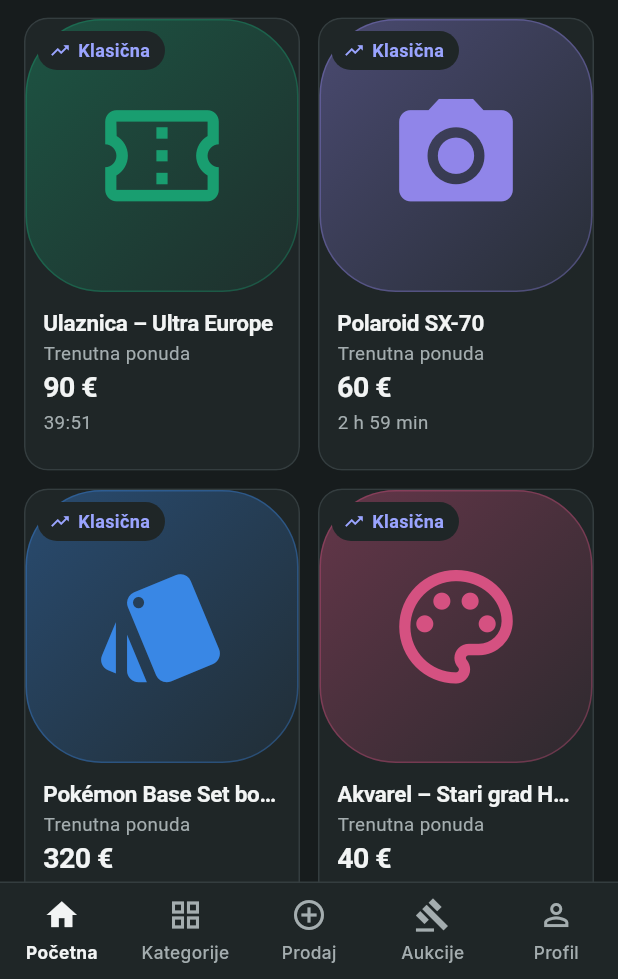
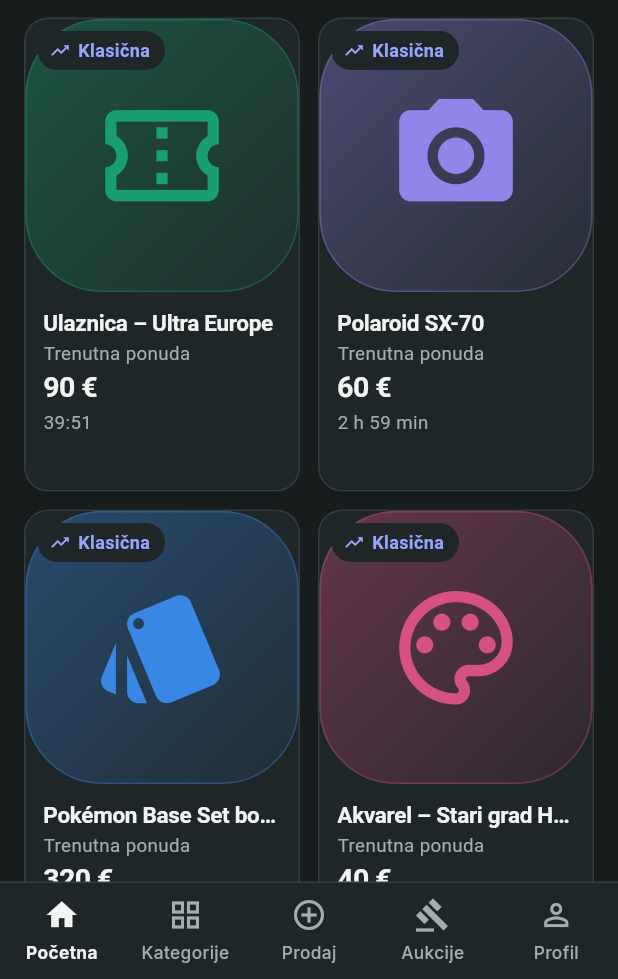
Before and after one commit to Karlo6546541/bot, a Flutter app: the screen it shows after launch, on a phone screen of 412 x 824 dp, the part 257-1236 px from its top. Run offline on Flutter 3.47's test engine with Material 3 defaults, Android fonts, the phone set to English and light mode, and no system bars; our stand-ins replace file_picker, flutter_riverpod, hive, hive_flutter, image_picker, qr_flutter and 3 more; missing offline and left inert: dart:js_interop, dart:ui_web, dart_webrtc, flutter_webrtc; accounts and stored records are empty.

Commit message:
Popravak: kartica aukcije na početnoj više ne prelijeva (viša ćelija mreže)
Co-Authored-By: Claude Sonnet 5.5 <noreply@anthropic.com>
Claude-Session: https://claude.ai/code/session_01PBov6w7Hus1Rp49XeCqhPo

```diff
--- a/loop_app/lib/screens/auctions_home_screen.dart
+++ b/loop_app/lib/screens/auctions_home_screen.dart
@@ -196,7 +196,7 @@ class _AuctionsHomeScreenState extends ConsumerState<AuctionsHomeScreen> {
                   // Slika (kvadrat) + natpisi; viša kartica pri većem tekstu.
                   mainAxisExtent:
                       (width - 32 - (columns - 1) * 12) / columns +
-                      118 * MediaQuery.textScalerOf(context).scale(1),
+                      132 * MediaQuery.textScalerOf(context).scale(1),
                 ),
                 delegate: SliverChildBuilderDelegate(
                   (context, i) => AuctionTile(
```
